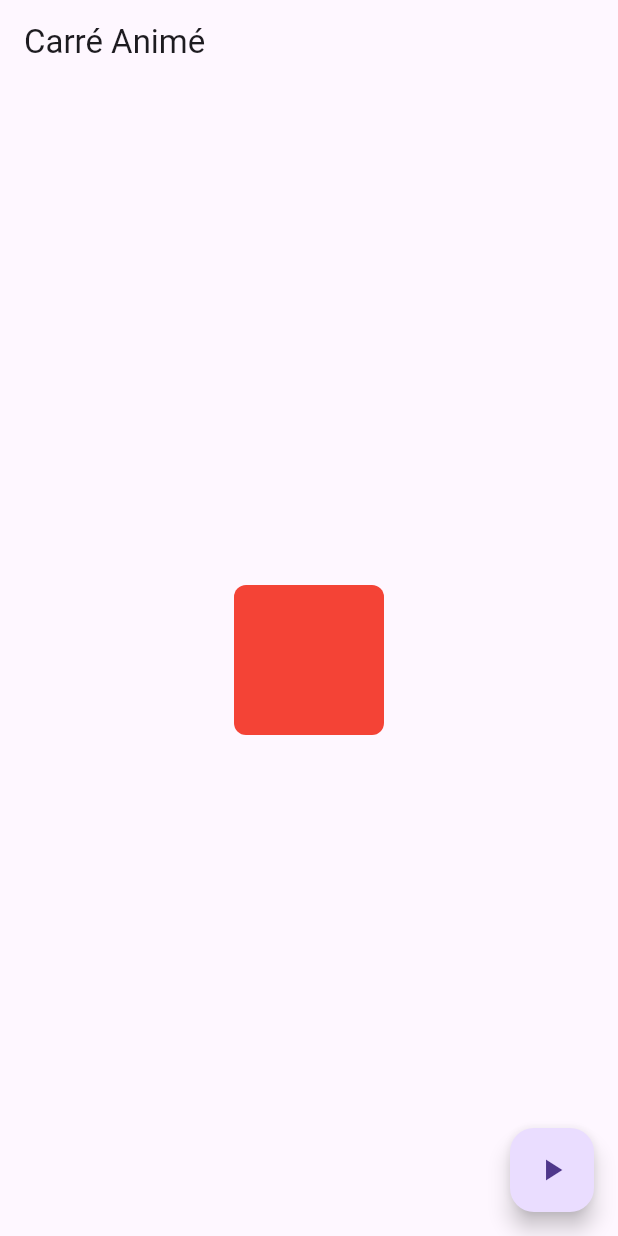
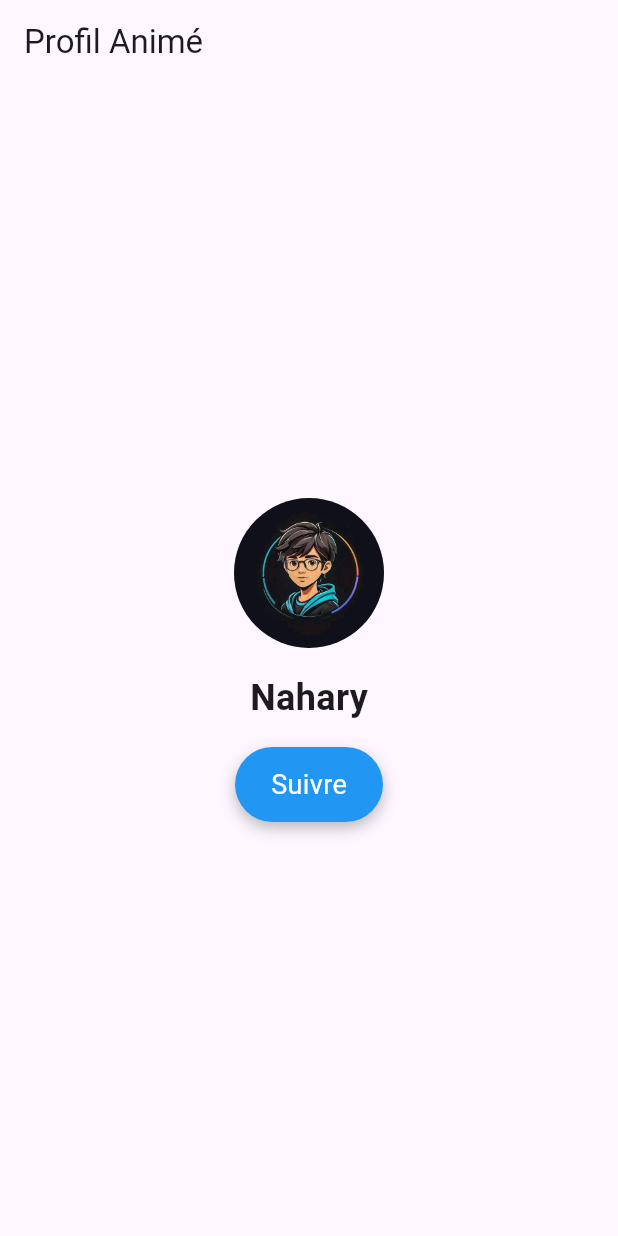
Before and after one commit to Nahary007/flutterLearning, a Flutter app: the screen it shows after launch, on a phone screen of 412 x 824 dp. Run offline on Flutter 3.47's test engine with Material 3 defaults, Android fonts, the phone set to English and light mode, and no system bars.

Commit message:
first profile card finished

```diff
--- /dev/null
+++ b/lib/Exercice/Exo7.dart
@@ -0,0 +1,76 @@
+import 'package:flutter/material.dart';
+
+class ProfilePage extends StatefulWidget {
+  const ProfilePage({super.key});
+
+  @override
+  State<ProfilePage> createState() => _ProfilePageState();
+}
+
+class _ProfilePageState extends State<ProfilePage> {
+  bool isFollowing = false;
+  @override
+  Widget build(BuildContext context){
+    final isPortrait = MediaQuery.of(context).orientation == Orientation.portrait;
+
+    final profileContent = [
+      CircleAvatar(
+        radius: 50,
+        backgroundImage: AssetImage('assets/images/article.jpeg'),
+      ),
+      const SizedBox(height: 16, width: 16,),
+      const Text(
+          'Nahary',
+          style: TextStyle(fontSize: 24, fontWeight: FontWeight.bold),
+      ),
+      const SizedBox(height: 16, width: 16,),
+      GestureDetector(
+        onTap: () {
+          setState(() {
+            isFollowing = !isFollowing;
+          });
+        },
+        child: AnimatedContainer(
+          duration: const Duration(milliseconds: 300),
+          curve: Curves.easeInOut,
+          padding: const EdgeInsets.symmetric(horizontal: 24, vertical: 12),
+          decoration: BoxDecoration(
+            color: isFollowing ? Colors.green : Colors.blue,
+            borderRadius: BorderRadiusGeometry.circular(30),
+            boxShadow: [
+              BoxShadow(
+                color: Colors.black26,
+                blurRadius: 8,
+                offset: const Offset(0, 4),
+              ),
+            ],
+          ),
+          child: AnimatedSwitcher(
+              duration: const Duration(milliseconds: 300),
+              transitionBuilder: (child, animation) => ScaleTransition(scale: animation, child: child,),
+              child: Text(
+                isFollowing ? 'Suivi ' : 'Suivre',
+                key: ValueKey<bool>(isFollowing),
+                style: const TextStyle(color: Colors.white, fontSize: 18),
+              ),
+          ),
+        ),
+      )
+    ];
+
+    return Scaffold(
+      appBar: AppBar(title: const Text('Profil Animé'),),
+      body: Center(
+        child: isPortrait ? Column(
+          mainAxisAlignment: MainAxisAlignment.center,
+          children: profileContent,
+        ) :
+            Row(
+              mainAxisAlignment: MainAxisAlignment.center,
+              children: profileContent,
+            )
+      ),
+    );
+  }
+
+}
--- a/lib/main.dart
+++ b/lib/main.dart
@@ -1,6 +1,6 @@
 import 'package:flutter/material.dart';
 import 'Facebook/OldLogin.dart';
-import 'Exercice/Exo6.dart';
+import 'Exercice/Exo7.dart';
 
 void main() => runApp(const MonApp());
 
@@ -12,7 +12,7 @@ class MonApp extends StatelessWidget {
     return MaterialApp(
       debugShowCheckedModeBanner: false,
       theme: ThemeData(primarySwatch: Colors.blue),// j’ai enlevé le bandeau rouge
-      home: const AnimedSquare(),
+      home: const ProfilePage(),
     );
   }
 }
```
